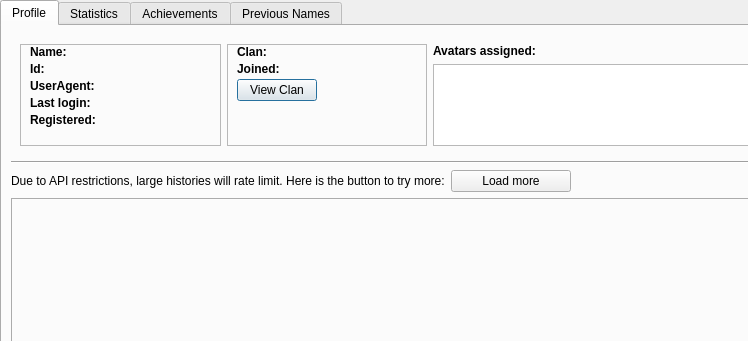
GuyFran/faf-client-python, file res/player_card/playercard.ui: the form before one commit; both pictures show x 0 to 748 and y 0 to 341 of the 843 by 700 pixel window.
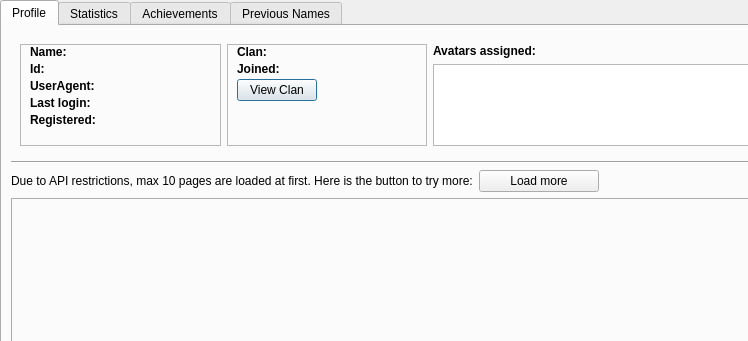
The form after the commit.

Commit message:
Load maximum 10 pages of rating history by default
many players have thousands of games and it can become
quite annoying to see "Too Many Requests" or
"Operation Cancelled" almost everytime one opens player profile

```diff
--- a/res/player_card/playercard.ui
+++ b/res/player_card/playercard.ui
@@ -353,7 +353,7 @@
            <item>
             <widget class="QLabel" name="label_8">
              <property name="text">
-              <string>Due to API restrictions, large histories will rate limit. Here is the button to try more:</string>
+              <string>Due to API restrictions, max 10 pages are loaded at first. Here is the button to try more:</string>
              </property>
             </widget>
            </item>
```
The commit also changes 3 other files.
